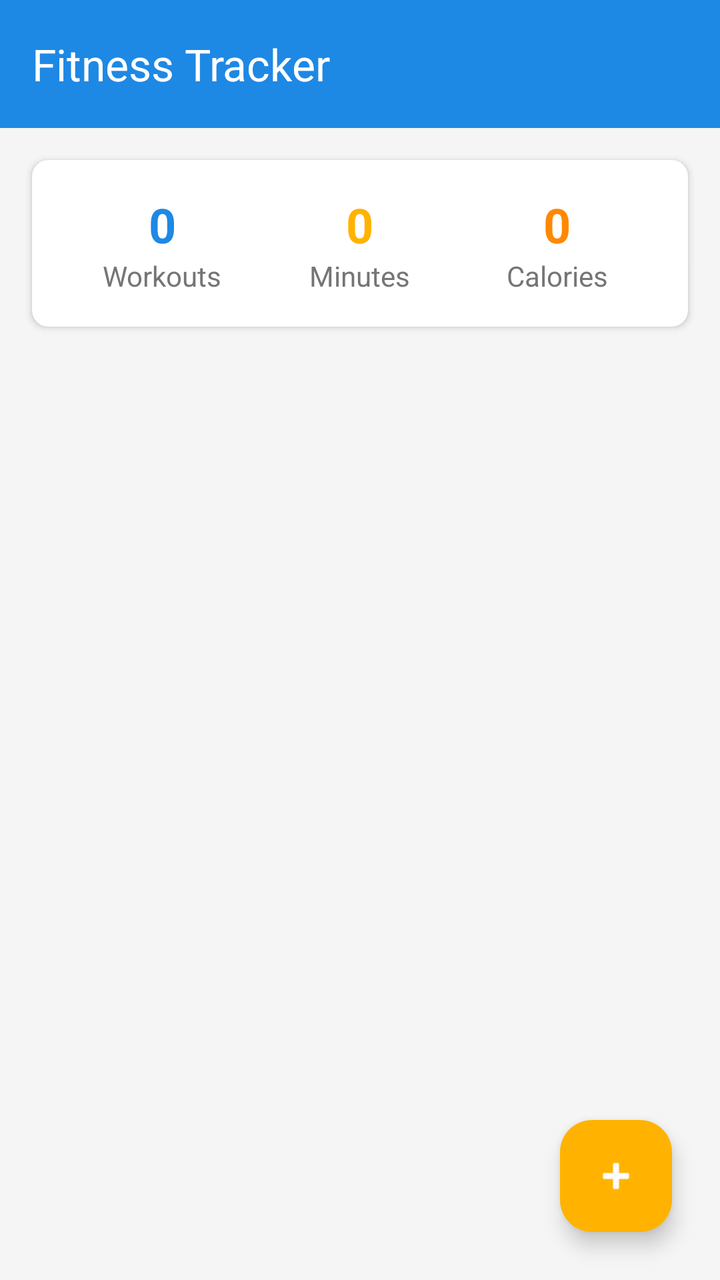
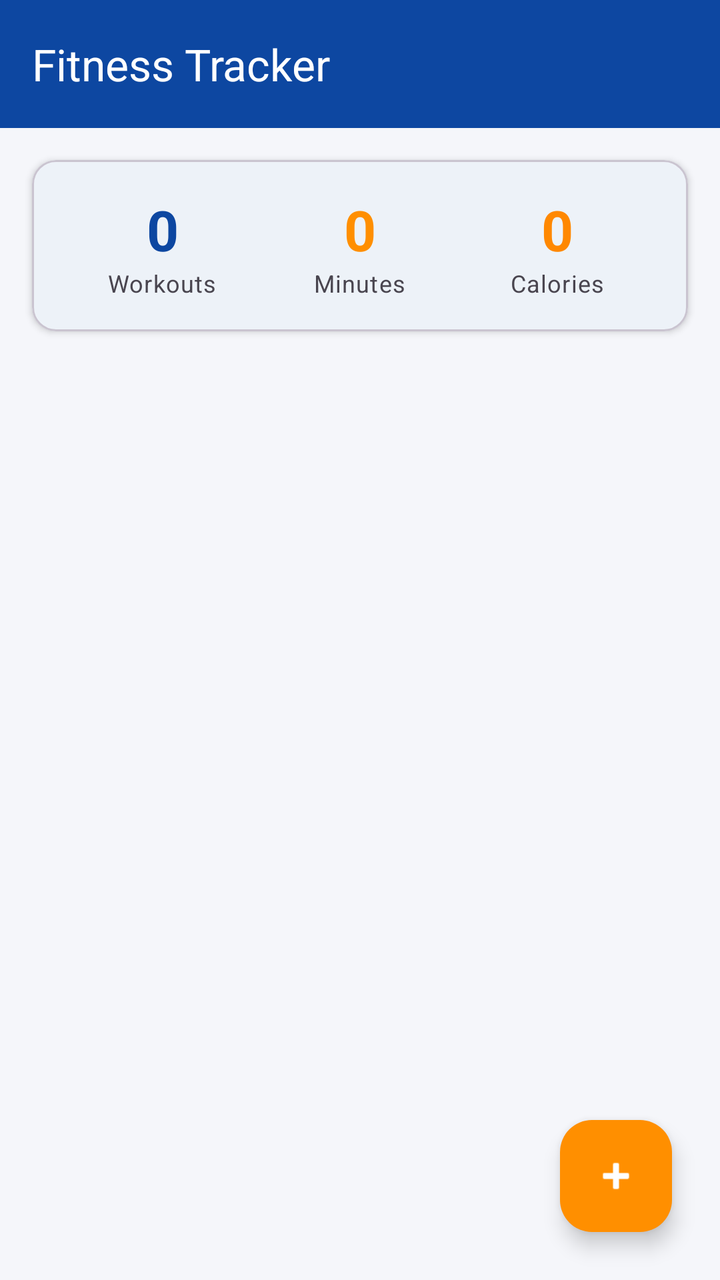

Screens rendered from an Android XML layout before and after an edit, with the pre-edit source and the edit as a unified diff.
<!-- AndroidManifest.xml: application theme Theme.SPORTSHUB -->
<!-- res/layout/activity_player_fitness_list.xml -->
<?xml version="1.0" encoding="utf-8"?>
<androidx.constraintlayout.widget.ConstraintLayout xmlns:android="http://schemas.android.com/apk/res/android"
    xmlns:app="http://schemas.android.com/apk/res-auto"
    android:layout_width="match_parent"
    android:layout_height="match_parent"
    android:background="@color/background">

    <androidx.appcompat.widget.Toolbar
        android:id="@+id/toolbarPlayerFitness"
        android:layout_width="match_parent"
        android:layout_height="?attr/actionBarSize"
        android:background="@color/primary"
        android:theme="@style/ThemeOverlay.AppCompat.Dark.ActionBar"
        app:popupTheme="@style/ThemeOverlay.AppCompat.Light"
        app:title="Fitness Tracker"
        app:titleTextColor="@color/white"
        app:layout_constraintTop_toTopOf="parent" />

    
    <androidx.cardview.widget.CardView
        android:id="@+id/cardFitnessSummary"
        android:layout_width="match_parent"
        android:layout_height="wrap_content"
        android:layout_margin="16dp"
        app:cardCornerRadius="8dp"
        app:cardElevation="2dp"
        app:layout_constraintTop_toBottomOf="@id/toolbarPlayerFitness">

        <LinearLayout
            android:layout_width="match_parent"
            android:layout_height="wrap_content"
            android:orientation="horizontal"
            android:padding="16dp"
            android:baselineAligned="false">

            <LinearLayout
                android:layout_width="0dp"
                android:layout_height="wrap_content"
                android:layout_weight="1"
                android:orientation="vertical"
                android:gravity="center">
                <TextView
                    android:id="@+id/tvTotalWorkouts"
                    android:layout_width="wrap_content"
                    android:layout_height="wrap_content"
                    android:text="0"
                    android:textColor="@color/primary"
                    android:textSize="24sp"
                    android:textStyle="bold" />
                <TextView
                    android:layout_width="wrap_content"
                    android:layout_height="wrap_content"
                    android:text="Workouts"
                    android:textColor="@color/text_secondary"
                    android:textSize="14sp" />
            </LinearLayout>

            <LinearLayout
                android:layout_width="0dp"
                android:layout_height="wrap_content"
                android:layout_weight="1"
                android:orientation="vertical"
                android:gravity="center">
                <TextView
                    android:id="@+id/tvTotalMinutes"
                    android:layout_width="wrap_content"
                    android:layout_height="wrap_content"
                    android:text="0"
                    android:textColor="@color/secondary"
                    android:textSize="24sp"
                    android:textStyle="bold" />
                <TextView
                    android:layout_width="wrap_content"
                    android:layout_height="wrap_content"
                    android:text="Minutes"
                    android:textColor="@color/text_secondary"
                    android:textSize="14sp" />
            </LinearLayout>

            <LinearLayout
                android:layout_width="0dp"
                android:layout_height="wrap_content"
                android:layout_weight="1"
                android:orientation="vertical"
                android:gravity="center">
                <TextView
                    android:id="@+id/tvTotalCalories"
                    android:layout_width="wrap_content"
                    android:layout_height="wrap_content"
                    android:text="0"
                    android:textColor="@android:color/holo_orange_dark"
                    android:textSize="24sp"
                    android:textStyle="bold" />
                <TextView
                    android:layout_width="wrap_content"
                    android:layout_height="wrap_content"
                    android:text="Calories"
                    android:textColor="@color/text_secondary"
                    android:textSize="14sp" />
            </LinearLayout>

        </LinearLayout>
    </androidx.cardview.widget.CardView>

    <TextView
        android:id="@+id/tvFitnessEmptyState"
        android:layout_width="wrap_content"
        android:layout_height="wrap_content"
        android:text="No workouts tracked. Click + to add one."
        android:textColor="@color/text_secondary"
        android:textSize="16sp"
        android:visibility="gone"
        app:layout_constraintBottom_toBottomOf="parent"
        app:layout_constraintEnd_toEndOf="parent"
        app:layout_constraintStart_toStartOf="parent"
        app:layout_constraintTop_toBottomOf="@id/cardFitnessSummary" />

    <ListView
        android:id="@+id/lvPlayerFitness"
        android:layout_width="0dp"
        android:layout_height="0dp"
        android:layout_marginTop="8dp"
        android:divider="@android:color/transparent"
        android:dividerHeight="0dp"
        app:layout_constraintBottom_toBottomOf="parent"
        app:layout_constraintEnd_toEndOf="parent"
        app:layout_constraintStart_toStartOf="parent"
        app:layout_constraintTop_toBottomOf="@id/cardFitnessSummary" />

    <com.google.android.material.floatingactionbutton.FloatingActionButton
        android:id="@+id/fabAddFitness"
        android:layout_width="wrap_content"
        android:layout_height="wrap_content"
        android:layout_margin="24dp"
        android:contentDescription="Add Fitness Record"
        android:src="@android:drawable/ic_input_add"
        app:backgroundTint="@color/secondary"
        app:layout_constraintBottom_toBottomOf="parent"
        app:layout_constraintEnd_toEndOf="parent"
        app:tint="@color/white" />

</androidx.constraintlayout.widget.ConstraintLayout>
<!-- resources referenced by this layout -->
<resources>
  <color name="background">#F5F5F5</color>
  <color name="primary">#1E88E5</color>
  <color name="secondary">#FFB300</color>
  <color name="text_secondary">#757575</color>
  <color name="white">#FFFFFFFF</color>
  <style name="Theme.SPORTSHUB" parent="Base.Theme.SPORTSHUB" />
  <style name="Base.Theme.SPORTSHUB" parent="Theme.Material3.DayNight.NoActionBar">
          
          
      </style>
</resources>

<!-- the commit's change to res/layout/activity_player_fitness_list.xml (unified diff, before → after) -->
@@ -3,27 +3,28 @@
     xmlns:app="http://schemas.android.com/apk/res-auto"
     android:layout_width="match_parent"
     android:layout_height="match_parent"
-    android:background="@color/background">
+    android:background="?android:attr/colorBackground">
 
     <androidx.appcompat.widget.Toolbar
         android:id="@+id/toolbarPlayerFitness"
         android:layout_width="match_parent"
         android:layout_height="?attr/actionBarSize"
-        android:background="@color/primary"
+        android:background="?attr/colorPrimary"
         android:theme="@style/ThemeOverlay.AppCompat.Dark.ActionBar"
         app:popupTheme="@style/ThemeOverlay.AppCompat.Light"
         app:title="Fitness Tracker"
-        app:titleTextColor="@color/white"
+        app:titleTextColor="?attr/colorOnPrimary"
         app:layout_constraintTop_toTopOf="parent" />
 
     
-    <androidx.cardview.widget.CardView
+    <com.google.android.material.card.MaterialCardView
         android:id="@+id/cardFitnessSummary"
         android:layout_width="match_parent"
         android:layout_height="wrap_content"
         android:layout_margin="16dp"
-        app:cardCornerRadius="8dp"
-        app:cardElevation="2dp"
+        app:cardCornerRadius="@dimen/card_radius"
+        app:cardBackgroundColor="?attr/colorSurface"
+        app:cardElevation="@dimen/card_elevation"
         app:layout_constraintTop_toBottomOf="@id/toolbarPlayerFitness">
 
         <LinearLayout
@@ -44,15 +45,15 @@
                     android:layout_width="wrap_content"
                     android:layout_height="wrap_content"
                     android:text="0"
-                    android:textColor="@color/primary"
-                    android:textSize="24sp"
+                    android:textColor="?attr/colorPrimary"
+                    android:textAppearance="?attr/textAppearanceHeadlineMedium"
                     android:textStyle="bold" />
                 <TextView
                     android:layout_width="wrap_content"
                     android:layout_height="wrap_content"
                     android:text="Workouts"
-                    android:textColor="@color/text_secondary"
-                    android:textSize="14sp" />
+                    android:textColor="?android:attr/textColorSecondary"
+                    android:textAppearance="?attr/textAppearanceBodySmall" />
             </LinearLayout>
 
             <LinearLayout
@@ -66,15 +67,15 @@
                     android:layout_width="wrap_content"
                     android:layout_height="wrap_content"
                     android:text="0"
-                    android:textColor="@color/secondary"
-                    android:textSize="24sp"
+                    android:textColor="?attr/colorSecondary"
+                    android:textAppearance="?attr/textAppearanceHeadlineMedium"
                     android:textStyle="bold" />
                 <TextView
                     android:layout_width="wrap_content"
                     android:layout_height="wrap_content"
                     android:text="Minutes"
-                    android:textColor="@color/text_secondary"
-                    android:textSize="14sp" />
+                    android:textColor="?android:attr/textColorSecondary"
+                    android:textAppearance="?attr/textAppearanceBodySmall" />
             </LinearLayout>
 
             <LinearLayout
@@ -89,26 +90,30 @@
                     android:layout_height="wrap_content"
                     android:text="0"
                     android:textColor="@android:color/holo_orange_dark"
-                    android:textSize="24sp"
+                    android:textAppearance="?attr/textAppearanceHeadlineMedium"
                     android:textStyle="bold" />
                 <TextView
                     android:layout_width="wrap_content"
                     android:layout_height="wrap_content"
                     android:text="Calories"
-                    android:textColor="@color/text_secondary"
-                    android:textSize="14sp" />
+                    android:textColor="?android:attr/textColorSecondary"
+                    android:textAppearance="?attr/textAppearanceBodySmall" />
             </LinearLayout>
 
         </LinearLayout>
-    </androidx.cardview.widget.CardView>
+    </com.google.android.material.card.MaterialCardView>
 
     <TextView
         android:id="@+id/tvFitnessEmptyState"
         android:layout_width="wrap_content"
         android:layout_height="wrap_content"
         android:text="No workouts tracked. Click + to add one."
-        android:textColor="@color/text_secondary"
-        android:textSize="16sp"
+        android:textColor="?android:attr/textColorSecondary"
+        android:textAppearance="?attr/textAppearanceBodyLarge"
+        android:gravity="center"
+        app:drawableTopCompat="@drawable/ic_dash_fitness"
+        app:drawableTint="?attr/colorSecondary"
+        android:drawablePadding="8dp"
         android:visibility="gone"
         app:layout_constraintBottom_toBottomOf="parent"
         app:layout_constraintEnd_toEndOf="parent"
@@ -122,6 +127,8 @@
         android:layout_marginTop="8dp"
         android:divider="@android:color/transparent"
         android:dividerHeight="0dp"
+        android:paddingTop="8dp"
+        android:clipToPadding="false"
         app:layout_constraintBottom_toBottomOf="parent"
         app:layout_constraintEnd_toEndOf="parent"
         app:layout_constraintStart_toStartOf="parent"
@@ -134,9 +141,9 @@
         android:layout_margin="24dp"
         android:contentDescription="Add Fitness Record"
         android:src="@android:drawable/ic_input_add"
-        app:backgroundTint="@color/secondary"
+        app:backgroundTint="?attr/colorSecondary"
+        app:tint="?attr/colorSurface"
         app:layout_constraintBottom_toBottomOf="parent"
-        app:layout_constraintEnd_toEndOf="parent"
-        app:tint="@color/white" />
+        app:layout_constraintEnd_toEndOf="parent" />
 
 </androidx.constraintlayout.widget.ConstraintLayout>
<!-- resource entries referenced after the edit -->
@@ -1,14 +1,33 @@
 <!-- resources referenced by this layout -->
 <resources>
-  <color name="background">#F5F5F5</color>
-  <color name="primary">#1E88E5</color>
-  <color name="secondary">#FFB300</color>
-  <color name="text_secondary">#757575</color>
-  <color name="white">#FFFFFFFF</color>
+  <dimen name="card_elevation">2dp</dimen>
+  <dimen name="card_radius">12dp</dimen>
+  <!-- drawable ic_dash_fitness (drawable) -->
+  <vector xmlns:android="http://schemas.android.com/apk/res/android"
+      android:width="24dp"
+      android:height="24dp"
+      android:viewportWidth="24"
+      android:viewportHeight="24">
+      <path
+          android:fillColor="#FFFFFFFF"
+          android:pathData="M20.57,14.86L22,13.43L20.57,12L17,15.57L8.43,7L12,3.43L10.57,2L9.14,3.43L7.71,2L5.57,4.14L4.14,2.71L2.71,4.14L4.14,5.57L2,7.71L3.43,9.14L2,10.57L3.43,12L7,8.43L15.57,17L12,20.57L13.43,22L14.86,20.57L16.29,22L18.43,19.86L19.86,21.29L21.29,19.86L19.86,18.43L22,16.29L20.57,14.86z" />
+  </vector>
+  <color name="background">#F5F6FA</color>
+  <color name="surface">#FFFFFF</color>
+  <color name="primary">#0D47A1</color>
+  <color name="text_on_primary">#FFFFFF</color>
+  <color name="primary_dark">#002171</color>
+  <color name="secondary">#FF8F00</color>
+  <color name="error">#B00020</color>
   <style name="Theme.SPORTSHUB" parent="Base.Theme.SPORTSHUB" />
   <style name="Base.Theme.SPORTSHUB" parent="Theme.Material3.DayNight.NoActionBar">
-          
-          
+          <item name="colorPrimary">@color/primary</item>
+          <item name="colorOnPrimary">@color/text_on_primary</item>
+          <item name="colorPrimaryDark">@color/primary_dark</item>
+          <item name="colorSecondary">@color/secondary</item>
+          <item name="colorError">@color/error</item>
+          <item name="android:colorBackground">@color/background</item>
+          <item name="colorSurface">@color/surface</item>
       </style>
 </resources>
 
